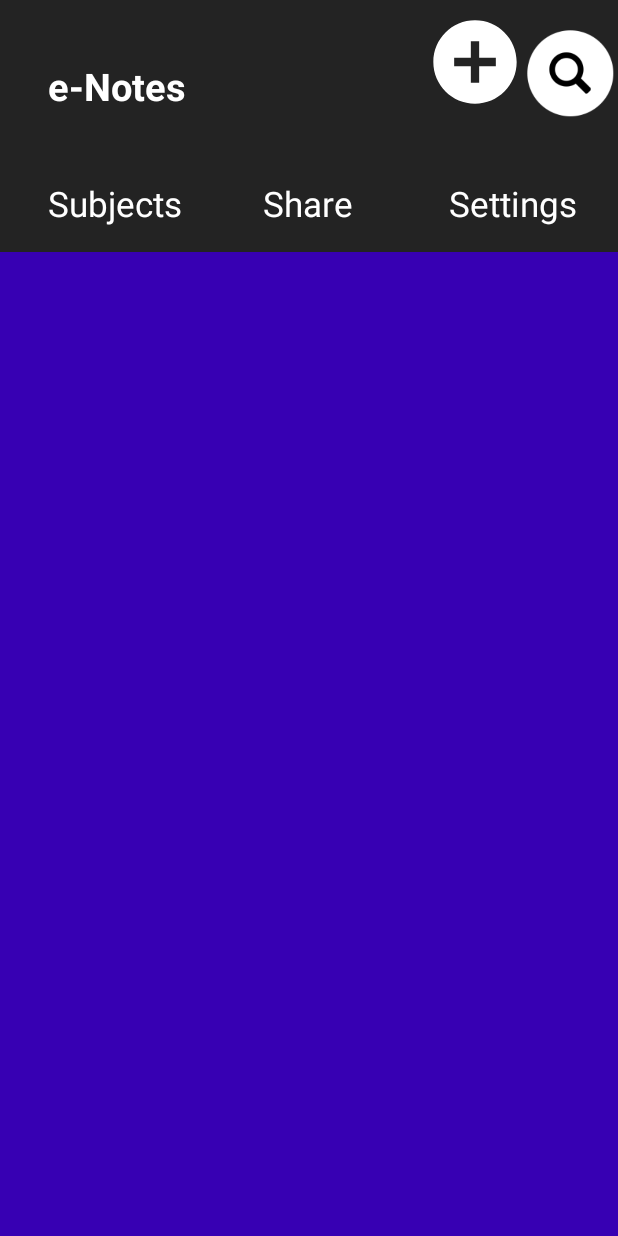
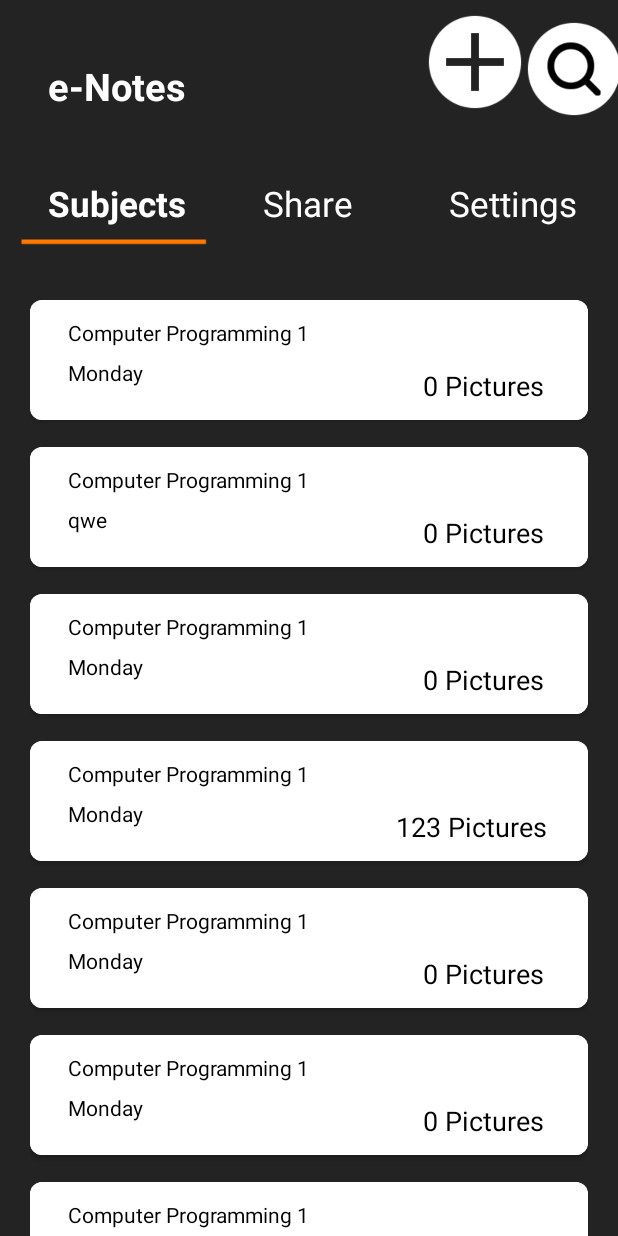
Before and after one commit to kenyzin8/eNotes, an Android app: the screen it shows after launch (MainActivity), on a phone screen of 412 x 824 dp. Run offline under Robolectric (Android 15) with nearby library versions, the phone set to English and light mode, and no system bars.

Commit message:
Added Subjects List

```diff
--- a/app/build.gradle
+++ b/app/build.gradle
@@ -22,6 +22,11 @@ android {
             proguardFiles getDefaultProguardFile('proguard-android-optimize.txt'), 'proguard-rules.pro'
         }
     }
+
+    buildFeatures {
+        viewBinding true
+    }
+
     compileOptions {
         sourceCompatibility JavaVersion.VERSION_1_8
         targetCompatibility JavaVersion.VERSION_1_8
--- /dev/null
+++ b/app/src/main/java/com/example/enotes/ListAdapter.java
@@ -0,0 +1,40 @@
+package com.example.enotes;
+
+import android.content.Context;
+import android.view.LayoutInflater;
+import android.view.View;
+import android.view.ViewGroup;
+import android.widget.ArrayAdapter;
+import android.widget.TextView;
+
+import androidx.annotation.NonNull;
+import androidx.annotation.Nullable;
+
+import java.util.ArrayList;
+
+public class ListAdapter extends ArrayAdapter<ListData>
+{
+    public ListAdapter(@NonNull Context context, ArrayList<ListData> dataArrayList) {
+        super(context, R.layout.list_subjects, dataArrayList);
+    }
+
+    @NonNull
+    @Override
+    public View getView(int position, @Nullable View view, @NonNull ViewGroup parent) {
+        ListData listData = getItem(position);
+        if(view == null)
+        {
+            view = LayoutInflater.from(getContext()).inflate(R.layout.list_subjects, parent, false);
+        }
+
+        TextView tvSubjects = view.findViewById(R.id.tvSubjects);
+        TextView tvSchedule = view.findViewById(R.id.tvSchedule);
+        TextView tvPictures = view.findViewById(R.id.tvPictures);
+
+        tvSubjects.setText(listData.subject);
+        tvSchedule.setText(listData.schedule);
+        tvPictures.setText(listData.pictures + " Pictures");
+
+        return view;
+    }
+}
--- /dev/null
+++ b/app/src/main/java/com/example/enotes/ListData.java
@@ -0,0 +1,13 @@
+package com.example.enotes;
+
+public class ListData
+{
+    String subject, schedule;
+    int pictures;
+
+    public ListData(String subject, String schedule, int pictures) {
+        this.subject = subject;
+        this.schedule = schedule;
+        this.pictures = pictures;
+    }
+}
--- a/app/src/main/java/com/example/enotes/MainActivity.java
+++ b/app/src/main/java/com/example/enotes/MainActivity.java
@@ -6,11 +6,23 @@ import androidx.fragment.app.Fragment;
 import androidx.viewpager2.adapter.FragmentStateAdapter;
 import androidx.viewpager2.widget.ViewPager2;
 
+import android.graphics.Typeface;
 import android.os.Bundle;
+import android.view.View;
+import android.widget.ImageView;
 import android.widget.Switch;
+import android.widget.TextView;
+
+import com.example.enotes.databinding.ActivityMainBinding;
+
+import java.util.ArrayList;
 
 public class MainActivity extends AppCompatActivity {
     ViewPager2 viewPager;
+    ImageView viewPagerIndicator;
+    TextView btnSubjects;
+    TextView btnShare;
+    TextView btnSettings;
 
     @Override
     protected void onCreate(Bundle savedInstanceState) {
@@ -18,21 +30,71 @@ public class MainActivity extends AppCompatActivity {
         setContentView(R.layout.activity_main);
 
         viewPager = findViewById(R.id.viewPager);
+        viewPagerIndicator = findViewById(R.id.viewPagerIndicator);
+        btnSubjects = findViewById(R.id.btnSubjects);
+        btnShare = findViewById(R.id.btnShare);
+        btnSettings = findViewById(R.id.btnSettings);
 
-        SubjectsFragment fragment = new SubjectsFragment();
+        SubjectsFragment subjectsFragment = new SubjectsFragment();
+        ShareFragment shareFragment = new ShareFragment();
+        SettingsFragment settingsFragment = new SettingsFragment();
+
+        btnSubjects.setTypeface(null, Typeface.BOLD);
+        btnShare.setTypeface(null, Typeface.NORMAL);
+        btnSettings.setTypeface(null, Typeface.NORMAL);
 
         FragmentStateAdapter adapter = new FragmentStateAdapter(this) {
             @NonNull
             @Override
             public Fragment createFragment(int position) {
-                return fragment;
+                switch (position) {
+                    case 0:
+                        return subjectsFragment;
+                    case 1:
+                        return shareFragment;
+                    case 2:
+                        return settingsFragment;
+                    default:
+                        throw new IllegalArgumentException("Invalid position: " + position);
+                }
             }
 
             @Override
             public int getItemCount() {
-                return 1;
+                return 3;
             }
         };
         viewPager.setAdapter(adapter);
+
+        viewPager.registerOnPageChangeCallback(new ViewPager2.OnPageChangeCallback() {
+            @Override
+            public void onPageScrolled(int position, float positionOffset, int positionOffsetPixels) {
+                // Calculate the new position of the indicator and move it
+                int indicatorWidth = viewPagerIndicator.getWidth();
+                int offset = (int) ((position + positionOffset) * indicatorWidth);
+                viewPagerIndicator.setTranslationX(offset);
+            }
+
+            @Override
+            public void onPageSelected(int position) {
+                switch (position) {
+                    case 0:
+                        btnSubjects.setTypeface(null, Typeface.BOLD);
+                        btnShare.setTypeface(null, Typeface.NORMAL);
+                        btnSettings.setTypeface(null, Typeface.NORMAL);
+                        break;
+                    case 1:
+                        btnSubjects.setTypeface(null, Typeface.NORMAL);
+                        btnShare.setTypeface(null, Typeface.BOLD);
+                        btnSettings.setTypeface(null, Typeface.NORMAL);
+                        break;
+                    case 2:
+                        btnSubjects.setTypeface(null, Typeface.NORMAL);
+                        btnShare.setTypeface(null, Typeface.NORMAL);
+                        btnSettings.setTypeface(null, Typeface.BOLD);
+                        break;
+                }
+            }
+        });
     }
 }
--- a/app/src/main/java/com/example/enotes/SubjectsFragment.java
+++ b/app/src/main/java/com/example/enotes/SubjectsFragment.java
@@ -7,18 +7,49 @@ import androidx.fragment.app.Fragment;
 import android.view.LayoutInflater;
 import android.view.View;
 import android.view.ViewGroup;
+import android.widget.ListView;
 
-public class SubjectsFragment extends Fragment {
+import java.util.ArrayList;
+
+public class SubjectsFragment extends Fragment
+{
+    ListView listView;
+    ListAdapter listAdapter;
+    ArrayList<ListData> dataArrayList = new ArrayList<>();
+    ListData listData;
 
     @Override
-    public void onCreate(Bundle savedInstanceState) {
+    public void onCreate(Bundle savedInstanceState)
+    {
         super.onCreate(savedInstanceState);
-
     }
 
     @Override
-    public View onCreateView(LayoutInflater inflater, ViewGroup container,
-                             Bundle savedInstanceState) {
-        return inflater.inflate(R.layout.fragment_subjects, container, false);
+    public View onCreateView(LayoutInflater inflater, ViewGroup container, Bundle savedInstanceState)
+    {
+        View view = inflater.inflate(R.layout.fragment_subjects, container, false);
+        listView = view.findViewById(R.id.listView);
+
+        dataArrayList.add(new ListData("Computer Programming 1", "Monday", 0));
+        dataArrayList.add(new ListData("Computer Programming 1", "qwe", 0));
+        dataArrayList.add(new ListData("Computer Programming 1", "Monday", 0));
+        dataArrayList.add(new ListData("Computer Programming 1", "Monday", 123));
+        dataArrayList.add(new ListData("Computer Programming 1", "Monday", 0));
+        dataArrayList.add(new ListData("Computer Programming 1", "Monday", 0));
+        dataArrayList.add(new ListData("Computer Programming 1", "Monday", 0));
+        dataArrayList.add(new ListData("Computer Programming 1", "Monday", 0));
+        dataArrayList.add(new ListData("Computer Programming 1", "Monday", 0));
+        dataArrayList.add(new ListData("Computer Programming 1", "Monday", 0));
+        dataArrayList.add(new ListData("Computer Programming 1", "Monday", 0));
+        dataArrayList.add(new ListData("Computer Programming 1", "Monday", 0));
+        dataArrayList.add(new ListData("Computer Programming 1", "Monday", 0));
+        dataArrayList.add(new ListData("Computer Programming 1", "Monday", 0));
+        dataArrayList.add(new ListData("Computer Programming 1", "Monday", 0));
+
+
+        listAdapter = new ListAdapter(requireActivity(), dataArrayList);
+        listView.setAdapter(listAdapter);
+
+        return view;
     }
 }
--- a/app/src/main/res/layout/activity_main.xml
+++ b/app/src/main/res/layout/activity_main.xml
@@ -71,12 +71,12 @@
         app:layout_constraintStart_toEndOf="@+id/appName"
         app:layout_constraintTop_toTopOf="parent"
         app:layout_constraintVertical_bias="1.0"
-        app:srcCompat="@drawable/ic_add" />
+        app:srcCompat="@drawable/add" />
 
     <ImageView
         android:id="@+id/btnSearch"
-        android:layout_width="88px"
-        android:layout_height="88px"
+        android:layout_width="100px"
+        android:layout_height="100px"
         android:layout_marginTop="31dp"
         app:layout_constraintBottom_toBottomOf="@+id/appName"
         app:layout_constraintEnd_toEndOf="parent"
@@ -84,7 +84,7 @@
         app:layout_constraintStart_toEndOf="@+id/btnAdd"
         app:layout_constraintTop_toTopOf="parent"
         app:layout_constraintVertical_bias="0.8"
-        app:srcCompat="@drawable/search" />
+        app:srcCompat="@drawable/search_2" />
 
     <androidx.viewpager2.widget.ViewPager2
         android:id="@+id/viewPager"
@@ -96,5 +96,16 @@
         app:layout_constraintStart_toStartOf="parent"
         app:layout_constraintTop_toTopOf="parent" />
 
+    <ImageView
+        android:id="@+id/viewPagerIndicator"
+        android:layout_width="wrap_content"
+        android:layout_height="wrap_content"
+        android:layout_marginTop="5dp"
+        app:layout_constraintEnd_toEndOf="parent"
+        app:layout_constraintHorizontal_bias="0.04"
+        app:layout_constraintStart_toStartOf="parent"
+        app:layout_constraintTop_toBottomOf="@+id/btnSubjects"
+        app:srcCompat="@drawable/line" />
+
 
 </androidx.constraintlayout.widget.ConstraintLayout>
--- a/app/src/main/res/layout/fragment_subjects.xml
+++ b/app/src/main/res/layout/fragment_subjects.xml
@@ -8,14 +8,20 @@
     android:background="#232323">
 
     <ListView
+        android:id="@+id/listView"
         android:layout_width="match_parent"
         android:layout_height="match_parent"
-        android:background="@color/purple_700"
+        android:layout_marginTop="32dp"
+        android:divider="@android:color/transparent"
+        android:dividerHeight="18.0sp"
+        android:scrollbars="none"
+        android:layout_marginStart="20dp"
+        android:layout_marginEnd="20dp"
         app:layout_constraintBottom_toBottomOf="parent"
         app:layout_constraintEnd_toEndOf="parent"
         app:layout_constraintStart_toStartOf="parent"
         app:layout_constraintTop_toTopOf="parent"
-        app:layout_constraintVertical_bias="0.0">
-
+        app:layout_constraintVertical_bias="0.0"
+        tools:listitem="@layout/list_subjects">
     </ListView>
 </androidx.constraintlayout.widget.ConstraintLayout>
--- /dev/null
+++ b/app/src/main/res/layout/list_subjects.xml
@@ -0,0 +1,64 @@
+<?xml version="1.0" encoding="utf-8"?>
+<androidx.cardview.widget.CardView
+    xmlns:android="http://schemas.android.com/apk/res/android"
+    xmlns:app="http://schemas.android.com/apk/res-auto"
+    xmlns:tools="http://schemas.android.com/tools"
+    android:layout_marginStart="12dp"
+    android:layout_marginEnd="12dp"
+    android:layout_marginVertical="15dp"
+    android:layout_marginHorizontal="10dp"
+    app:cardCornerRadius="8dp"
+    android:background="#232323"
+    android:layout_width="match_parent"
+    android:layout_height="wrap_content"
+    android:clipToPadding="false">
+
+    <androidx.constraintlayout.widget.ConstraintLayout
+        android:layout_width="match_parent"
+        android:layout_height="80dp"
+        android:background="#FFFFFF">
+
+        <TextView
+            android:id="@+id/tvSubjects"
+            android:layout_width="wrap_content"
+            android:layout_height="wrap_content"
+            android:layout_marginStart="25dp"
+            android:gravity="left"
+            android:text="Computer Programming 1"
+            android:textColor="@color/black"
+            app:layout_constraintBottom_toBottomOf="parent"
+            app:layout_constraintStart_toStartOf="parent"
+            app:layout_constraintTop_toTopOf="parent"
+            app:layout_constraintVertical_bias="0.19999999" />
+
+        <TextView
+            android:id="@+id/tvSchedule"
+            android:layout_width="wrap_content"
+            android:layout_height="wrap_content"
+            android:layout_marginStart="25dp"
+            android:gravity="start"
+            android:text="Monday"
+            android:textColor="@color/black"
+            app:layout_constraintBottom_toBottomOf="parent"
+            app:layout_constraintStart_toStartOf="parent"
+            app:layout_constraintTop_toTopOf="parent"
+            app:layout_constraintVertical_bias="0.64" />
+
+        <TextView
+            android:id="@+id/tvPictures"
+            android:layout_width="wrap_content"
+            android:layout_height="wrap_content"
+            android:text="Pictures"
+            android:textColor="@color/black"
+            android:textSize="18sp"
+            app:layout_constraintBottom_toBottomOf="parent"
+            app:layout_constraintEnd_toEndOf="parent"
+            app:layout_constraintHorizontal_bias="0.9"
+            app:layout_constraintStart_toStartOf="parent"
+            app:layout_constraintTop_toTopOf="parent"
+            app:layout_constraintVertical_bias="0.81" />
+
+
+    </androidx.constraintlayout.widget.ConstraintLayout>
+
+</androidx.cardview.widget.CardView>
--- a/app/src/main/res/values/themes.xml
+++ b/app/src/main/res/values/themes.xml
@@ -13,4 +13,9 @@
         <item name="android:statusBarColor">#232323</item>
         <!-- Customize your theme here. -->
     </style>
+
+    <style name="roundedImageViewRounded">
+        <item name="cornerFamily">rounded</item>
+        <item name="cornerSize">50%</item>
+    </style>
 </resources>
```
Also changed, not shown: app/src/main/res/drawable/add.png (added), app/src/main/res/drawable/line.png (added), app/src/main/res/drawable/search_2.png (added).
